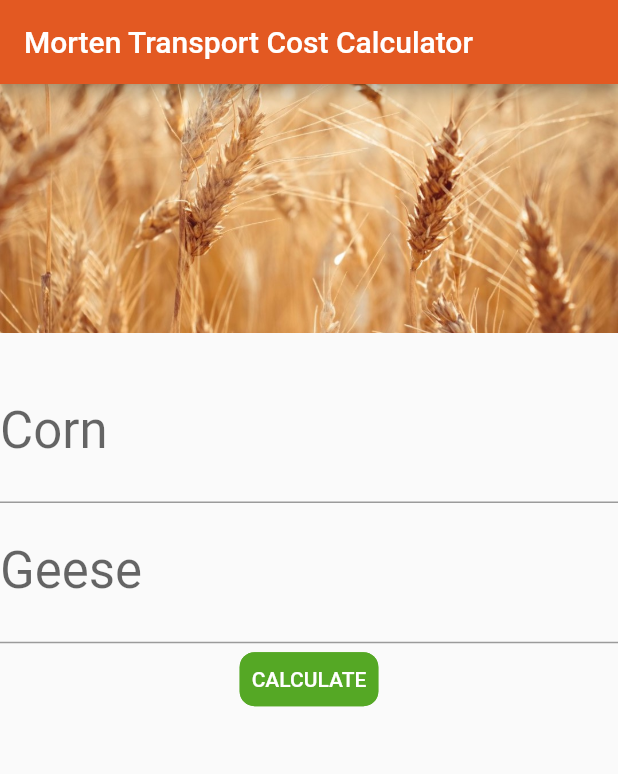
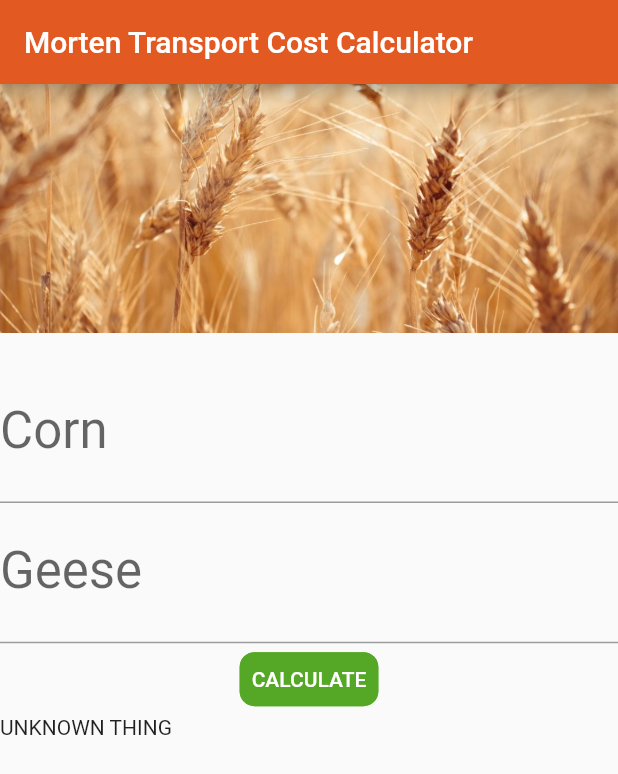
Before and after one commit to AdamProbert/MadeTech-FarmerCornBoatCalculator, a Flutter app: the screen it shows after launch, after a tap on "CALCULATE", on a phone screen of 412 x 824 dp. Shown: the top 774 px of the screen. Run offline on Flutter 3.47's test engine with Material 2 defaults, Android fonts, the phone set to English and light mode, and no system bars.

Commit message:
Steps logic implemented

```diff
--- a/lib/main.dart
+++ b/lib/main.dart
@@ -112,10 +112,13 @@ class _MyHomePageState extends State<MyHomePage> {
 
   bool _costCalculated = false;
   num _cost = 0.0;
+  List<String> steps = [];
 
-  void _calculateTransportCost() {
+  void _updateTransportInformation() {
     setState(() {});
     this._costCalculated = false;
+    steps = [];
+
 
     int cornCount = intOrStringValue(cornCountTextController.text);
     int gooseCount = intOrStringValue(gooseCountTextController.text);
@@ -128,9 +131,55 @@ class _MyHomePageState extends State<MyHomePage> {
       return;
     }
 
+    _calculateTransportCost(gooseCount, cornCount);
+    _determineTransportSteps(gooseCount, cornCount);
+  }
+
+  void _calculateTransportCost(gooseCount, cornCount) {
+
     this._cost = calculateCost(gooseCount, cornCount);
     if (this._cost > 0) {
       this._costCalculated = true;
+    }
+  }
+
+  void _determineTransportSteps(gooseCount, cornCount) {
+
+    if ((cornCount == 1) & (gooseCount == 1)) {
+      steps = [
+        "Take goose",
+        "Return with nothing",
+        "Take corn"
+      ];
+      return;
+    }
+    else if((cornCount == 2) & (gooseCount == 1)) {
+      steps = [
+        "Take goose",
+        "Return with nothing",
+        "Take corn",
+        "Return with goose",
+        "Take corn",
+        "Return with nothing",
+        "Take goose"
+      ];
+      return;
+    }
+    else if((cornCount == 1) & (gooseCount == 2)) {
+      steps = [
+        "Take corn",
+        "Return with nothing",
+        "Take goose",
+        "Return with corn",
+        "Take goose",
+        "Return with nothing",
+        "Take corn"
+      ];
+      return;
+    }
+    else {
+      steps = ["UNKNOWN THING"];
+      return;
     }
   }
 
@@ -237,7 +286,7 @@ class _MyHomePageState extends State<MyHomePage> {
               color: Color(FarmerColors.dark_green),
               textColor: Colors.white,
               padding: EdgeInsets.all(8.0),
-              onPressed: _calculateTransportCost,
+              onPressed: _updateTransportInformation,
               child: Text(
                 "Calculate".toUpperCase(),
                 style: TextStyle(
@@ -245,6 +294,15 @@ class _MyHomePageState extends State<MyHomePage> {
                 ),
               ),
             ),
+            Expanded(
+                child: new ListView.builder
+                  (
+                    itemCount: steps.length,
+                    itemBuilder: (BuildContext ctxt, int Index) {
+                      return new Text(steps[Index]);
+                    }
+                ),
+            ),
           ],
         ),
       ),
```
